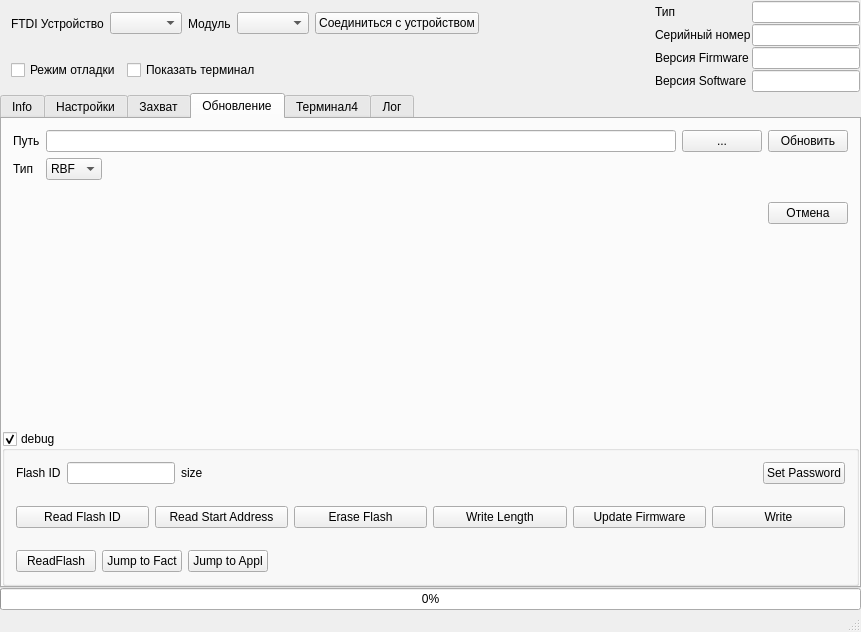
Old version of the form FTDIDeviceControl/ftdidevicecontrol.ui in the repository dzenmaster/FTDIDeviceControl.
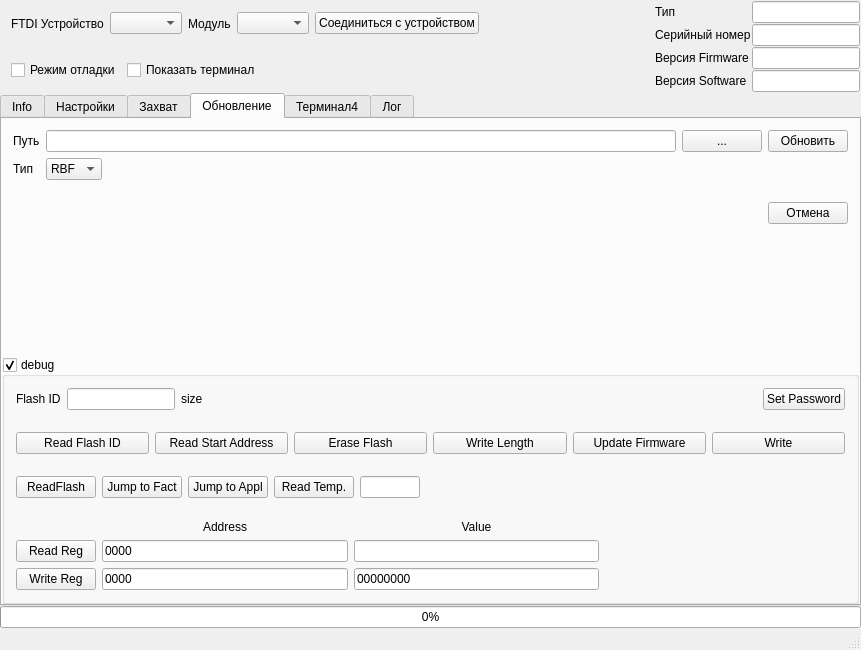
New version of the form. Icons and pictures are not drawn. Custom widgets are drawn as their Qt base class.

Commit message: read/write registers, read temperature

Diff of the .ui file:
```diff
--- a/FTDIDeviceControl/ftdidevicecontrol.ui
+++ b/FTDIDeviceControl/ftdidevicecontrol.ui
@@ -7,7 +7,7 @@
     <x>0</x>
     <y>0</y>
     <width>861</width>
-    <height>632</height>
+    <height>650</height>
    </rect>
   </property>
   <property name="windowTitle">
@@ -1014,6 +1014,23 @@
                 </property>
                </widget>
               </item>
+              <item>
+               <widget class="QPushButton" name="pbReadTemp">
+                <property name="text">
+                 <string>Read Temp.</string>
+                </property>
+               </widget>
+              </item>
+              <item>
+               <widget class="QLineEdit" name="leReadTemp">
+                <property name="maximumSize">
+                 <size>
+                  <width>60</width>
+                  <height>16777215</height>
+                 </size>
+                </property>
+               </widget>
+              </item>
               <item>
                <spacer name="horizontalSpacer_3">
                 <property name="orientation">
@@ -1030,6 +1047,102 @@
              </layout>
             </widget>
            </item>
+           <item>
+            <widget class="QWidget" name="widget_13" native="true">
+             <property name="minimumSize">
+              <size>
+               <width>0</width>
+               <height>45</height>
+              </size>
+             </property>
+             <layout class="QGridLayout" name="gridLayout_2">
+              <item row="0" column="3">
+               <widget class="QLabel" name="label_16">
+                <property name="text">
+                 <string>Address</string>
+                </property>
+                <property name="alignment">
+                 <set>Qt::AlignCenter</set>
+                </property>
+               </widget>
+              </item>
+              <item row="1" column="3">
+               <widget class="QLineEdit" name="leAddrRd">
+                <property name="inputMask">
+                 <string>hhhh</string>
+                </property>
+                <property name="text">
+                 <string>0000</string>
+                </property>
+               </widget>
+              </item>
+              <item row="1" column="4">
+               <widget class="QLineEdit" name="leValRd">
+                <property name="readOnly">
+                 <bool>true</bool>
+                </property>
+               </widget>
+              </item>
+              <item row="2" column="1" colspan="2">
+               <widget class="QPushButton" name="pbWriteRg">
+                <property name="text">
+                 <string>Write Reg</string>
+                </property>
+               </widget>
+              </item>
+              <item row="2" column="3">
+               <widget class="QLineEdit" name="leAddrWr">
+                <property name="inputMask">
+                 <string>hhhh</string>
+                </property>
+                <property name="text">
+                 <string>0000</string>
+                </property>
+               </widget>
+              </item>
+              <item row="1" column="1" colspan="2">
+               <widget class="QPushButton" name="pbReadRg">
+                <property name="text">
+                 <string>Read Reg</string>
+                </property>
+               </widget>
+              </item>
+              <item row="0" column="4">
+               <widget class="QLabel" name="label_17">
+                <property name="text">
+                 <string>Value</string>
+                </property>
+                <property name="alignment">
+                 <set>Qt::AlignCenter</set>
+                </property>
+               </widget>
+              </item>
+              <item row="2" column="4">
+               <widget class="QLineEdit" name="leValWr">
+                <property name="inputMask">
+                 <string>hhhhhhhh</string>
+                </property>
+                <property name="text">
+                 <string>00000000</string>
+                </property>
+               </widget>
+              </item>
+              <item row="1" column="6">
+               <spacer name="horizontalSpacer_6">
+                <property name="orientation">
+                 <enum>Qt::Horizontal</enum>
+                </property>
+                <property name="sizeHint" stdset="0">
+                 <size>
+                  <width>40</width>
+                  <height>20</height>
+                 </size>
+                </property>
+               </spacer>
+              </item>
+             </layout>
+            </widget>
+           </item>
           </layout>
          </widget>
         </item>
```
The commit also changes 8 other files.
